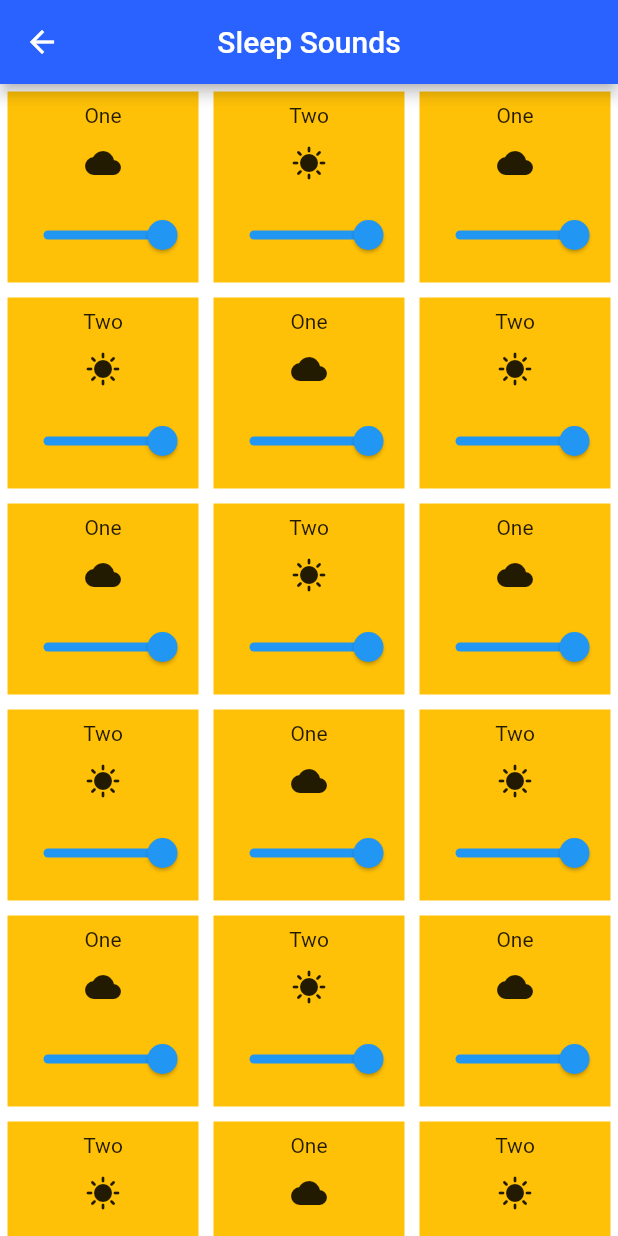
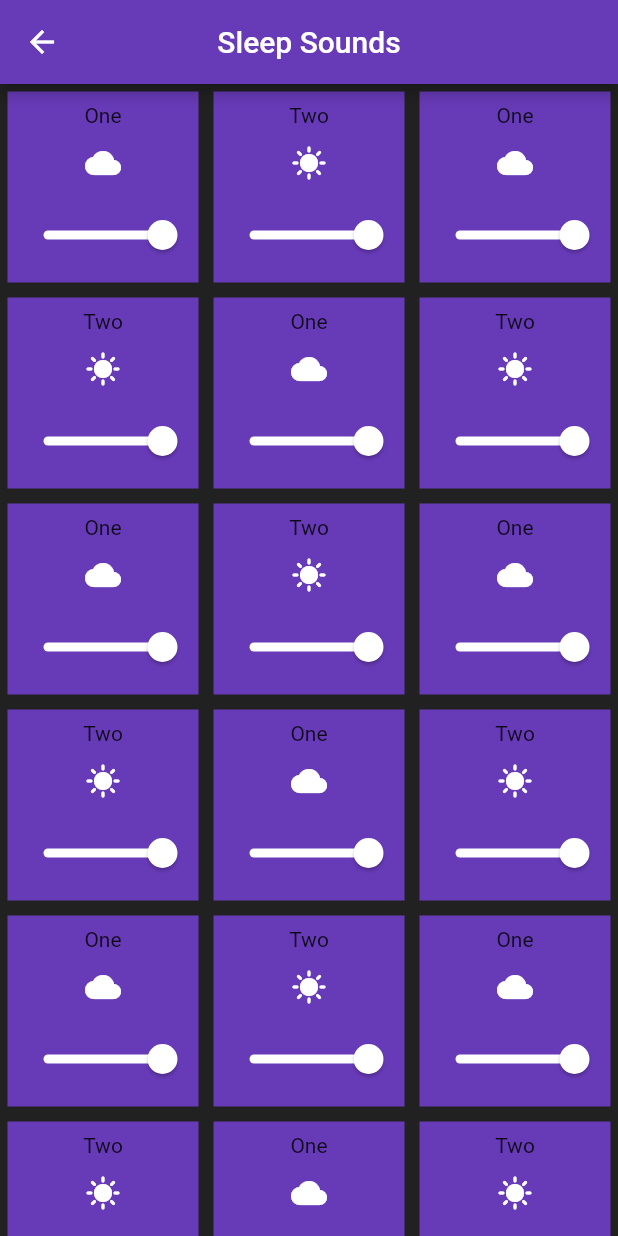
Before and after one commit to Snail51/SweetDreams, a Flutter app: the screen it shows after launch, after a tap on "Sleep Sounds", on a phone screen of 412 x 824 dp. Run offline on Flutter 3.47's test engine with Material 2 defaults, Android fonts, the phone set to English and light mode, and no system bars; our stand-ins replace audioplayers, flutter_rating_bar; missing offline and left inert: time_range_picker.

Commit message:
final redesign for sprint 2

```diff
--- a/lib/dreams/views/sounds_page.dart
+++ b/lib/dreams/views/sounds_page.dart
@@ -39,30 +39,30 @@ class _SoundsPageState extends State<SoundsPage> {
 
   @override
   void initState() {
-    players.add(WidgetAudioPlayer("One", "test_one.mp3", Icon(Icons.cloud)));
-    players.add(WidgetAudioPlayer("Two", "test_two.mp3", Icon(Icons.sunny)));
-    players.add(WidgetAudioPlayer("One", "test_one.mp3", Icon(Icons.cloud)));
-    players.add(WidgetAudioPlayer("Two", "test_two.mp3", Icon(Icons.sunny)));
-    players.add(WidgetAudioPlayer("One", "test_one.mp3", Icon(Icons.cloud)));
-    players.add(WidgetAudioPlayer("Two", "test_two.mp3", Icon(Icons.sunny)));
-    players.add(WidgetAudioPlayer("One", "test_one.mp3", Icon(Icons.cloud)));
-    players.add(WidgetAudioPlayer("Two", "test_two.mp3", Icon(Icons.sunny)));
-    players.add(WidgetAudioPlayer("One", "test_one.mp3", Icon(Icons.cloud)));
-    players.add(WidgetAudioPlayer("Two", "test_two.mp3", Icon(Icons.sunny)));
-    players.add(WidgetAudioPlayer("One", "test_one.mp3", Icon(Icons.cloud)));
-    players.add(WidgetAudioPlayer("Two", "test_two.mp3", Icon(Icons.sunny)));
-    players.add(WidgetAudioPlayer("One", "test_one.mp3", Icon(Icons.cloud)));
-    players.add(WidgetAudioPlayer("Two", "test_two.mp3", Icon(Icons.sunny)));
-    players.add(WidgetAudioPlayer("One", "test_one.mp3", Icon(Icons.cloud)));
-    players.add(WidgetAudioPlayer("Two", "test_two.mp3", Icon(Icons.sunny)));
-    players.add(WidgetAudioPlayer("One", "test_one.mp3", Icon(Icons.cloud)));
-    players.add(WidgetAudioPlayer("Two", "test_two.mp3", Icon(Icons.sunny)));
-    players.add(WidgetAudioPlayer("One", "test_one.mp3", Icon(Icons.cloud)));
-    players.add(WidgetAudioPlayer("Two", "test_two.mp3", Icon(Icons.sunny)));
-    players.add(WidgetAudioPlayer("One", "test_one.mp3", Icon(Icons.cloud)));
-    players.add(WidgetAudioPlayer("Two", "test_two.mp3", Icon(Icons.sunny)));
-    players.add(WidgetAudioPlayer("One", "test_one.mp3", Icon(Icons.cloud)));
-    players.add(WidgetAudioPlayer("Two", "test_two.mp3", Icon(Icons.sunny)));
+    players.add(WidgetAudioPlayer("One", "test_one.mp3", Icon(Icons.cloud, color: Colors.white)));
+    players.add(WidgetAudioPlayer("Two", "test_two.mp3", Icon(Icons.sunny, color: Colors.white)));
+    players.add(WidgetAudioPlayer("One", "test_one.mp3", Icon(Icons.cloud, color: Colors.white)));
+    players.add(WidgetAudioPlayer("Two", "test_two.mp3", Icon(Icons.sunny, color: Colors.white)));
+    players.add(WidgetAudioPlayer("One", "test_one.mp3", Icon(Icons.cloud, color: Colors.white)));
+    players.add(WidgetAudioPlayer("Two", "test_two.mp3", Icon(Icons.sunny, color: Colors.white)));
+    players.add(WidgetAudioPlayer("One", "test_one.mp3", Icon(Icons.cloud, color: Colors.white)));
+    players.add(WidgetAudioPlayer("Two", "test_two.mp3", Icon(Icons.sunny, color: Colors.white)));
+    players.add(WidgetAudioPlayer("One", "test_one.mp3", Icon(Icons.cloud, color: Colors.white)));
+    players.add(WidgetAudioPlayer("Two", "test_two.mp3", Icon(Icons.sunny, color: Colors.white)));
+    players.add(WidgetAudioPlayer("One", "test_one.mp3", Icon(Icons.cloud, color: Colors.white)));
+    players.add(WidgetAudioPlayer("Two", "test_two.mp3", Icon(Icons.sunny, color: Colors.white)));
+    players.add(WidgetAudioPlayer("One", "test_one.mp3", Icon(Icons.cloud, color: Colors.white)));
+    players.add(WidgetAudioPlayer("Two", "test_two.mp3", Icon(Icons.sunny, color: Colors.white)));
+    players.add(WidgetAudioPlayer("One", "test_one.mp3", Icon(Icons.cloud, color: Colors.white)));
+    players.add(WidgetAudioPlayer("Two", "test_two.mp3", Icon(Icons.sunny, color: Colors.white)));
+    players.add(WidgetAudioPlayer("One", "test_one.mp3", Icon(Icons.cloud, color: Colors.white)));
+    players.add(WidgetAudioPlayer("Two", "test_two.mp3", Icon(Icons.sunny, color: Colors.white)));
+    players.add(WidgetAudioPlayer("One", "test_one.mp3", Icon(Icons.cloud, color: Colors.white)));
+    players.add(WidgetAudioPlayer("Two", "test_two.mp3", Icon(Icons.sunny, color: Colors.white)));
+    players.add(WidgetAudioPlayer("One", "test_one.mp3", Icon(Icons.cloud, color: Colors.white)));
+    players.add(WidgetAudioPlayer("Two", "test_two.mp3", Icon(Icons.sunny, color: Colors.white)));
+    players.add(WidgetAudioPlayer("One", "test_one.mp3", Icon(Icons.cloud, color: Colors.white)));
+    players.add(WidgetAudioPlayer("Two", "test_two.mp3", Icon(Icons.sunny, color: Colors.white)));
     update();
     super.initState();
   }
@@ -80,9 +80,9 @@ class _SoundsPageState extends State<SoundsPage> {
       appBar: AppBar(
         title: Text("Sleep Sounds"),
         centerTitle: true,
-        backgroundColor: Colors.blueAccent.shade700,
+        backgroundColor: Colors.deepPurple,
       ),
-      backgroundColor: Colors.white,
+      backgroundColor: Colors.grey.shade900,
       body: Center(
           child: GridView.count(
               crossAxisCount: 3,
--- a/lib/main.dart
+++ b/lib/main.dart
@@ -27,6 +27,7 @@ class MyApp extends StatelessWidget {
               appBar: AppBar(
                 title: Text("Sweet Dreams"),
                 backgroundColor: Colors.deepPurple,
+                centerTitle: true,
               ),
               body: Center(
                   child: Column(
--- a/lib/widgetaudioplayer.dart
+++ b/lib/widgetaudioplayer.dart
@@ -65,7 +65,7 @@ class WidgetAudioPlayer
     return Padding(
       padding: EdgeInsets.all(5),
       child: Container(
-        color: Colors.amber,
+        color: Colors.deepPurple,
         height: 150,
         width: 150,
         child: Column(
@@ -73,8 +73,12 @@ class WidgetAudioPlayer
           children: <Widget>[
             Text(name),
             IconButton(onPressed: toggle, icon: icon),
-            Slider(
-              value: volume, onChanged: updateVolume, min: 0, max: 1, label: volume.toString(),)
+            SliderTheme(data: SliderThemeData(
+              thumbColor: Colors.white,
+              activeTrackColor: Colors.white
+            ),
+                child: Slider(
+                  value: volume, onChanged: updateVolume, min: 0, max: 1, label: volume.toString(),))
           ],
         ),
       )
```
Also changed, not shown: lib/dreams/views/info_page.dart (+11 -6 lines), lib/dreams/views/newCalc.dart (+18 -9 lines), lib/dreams/views/youtube_page.dart (+41 -17 lines), pubspec.lock.
